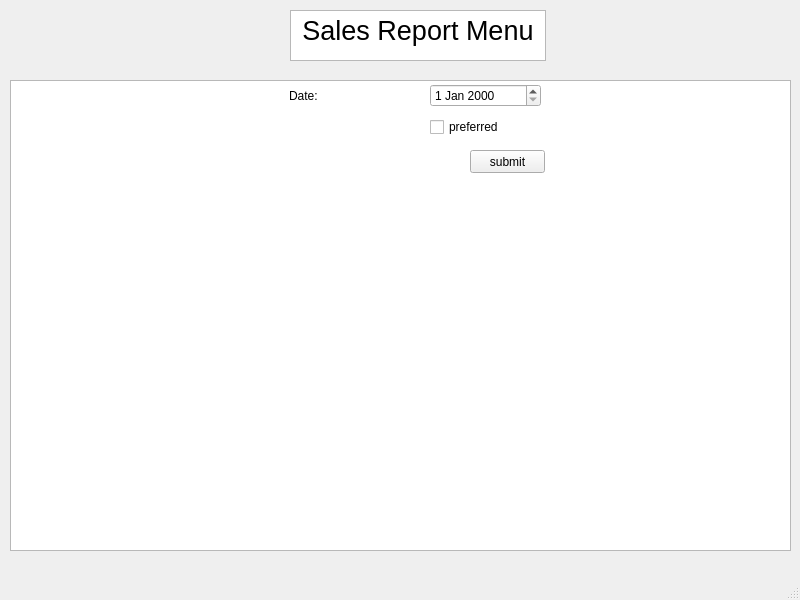
First picture: the form in sales_report/sales_report.ui, repository WinterCS003/CS008_Project1, before the edit.
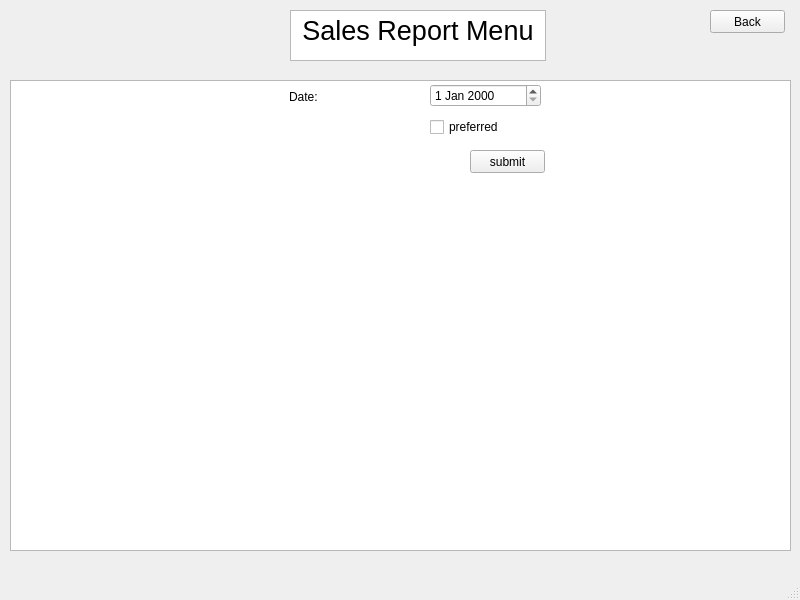
Second picture: the form after the edit.

Commit message: Add sales functionalities

Patch:
```diff
--- a/sales_report/sales_report.ui
+++ b/sales_report/sales_report.ui
@@ -60,7 +60,7 @@
       <x>289</x>
       <y>80</y>
       <width>121</width>
-      <height>31</height>
+      <height>34</height>
      </rect>
     </property>
     <layout class="QVBoxLayout" name="verticalLayout">
@@ -95,6 +95,19 @@
      </item>
     </layout>
    </widget>
+   <widget class="QPushButton" name="back">
+    <property name="geometry">
+     <rect>
+      <x>710</x>
+      <y>10</y>
+      <width>75</width>
+      <height>23</height>
+     </rect>
+    </property>
+    <property name="text">
+     <string>Back</string>
+    </property>
+   </widget>
    <zorder>output</zorder>
    <zorder>title</zorder>
    <zorder>submit</zorder>
```
Left out of the diff: 2 changed lines with no effect on the pictures. The commit also changes 8 other files.
